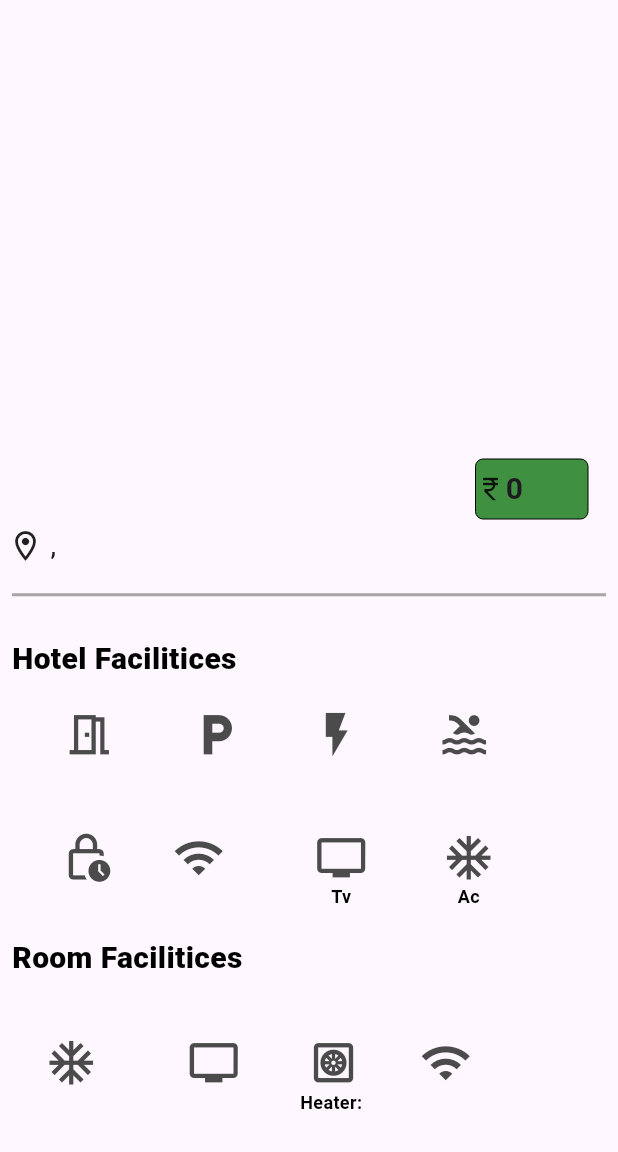
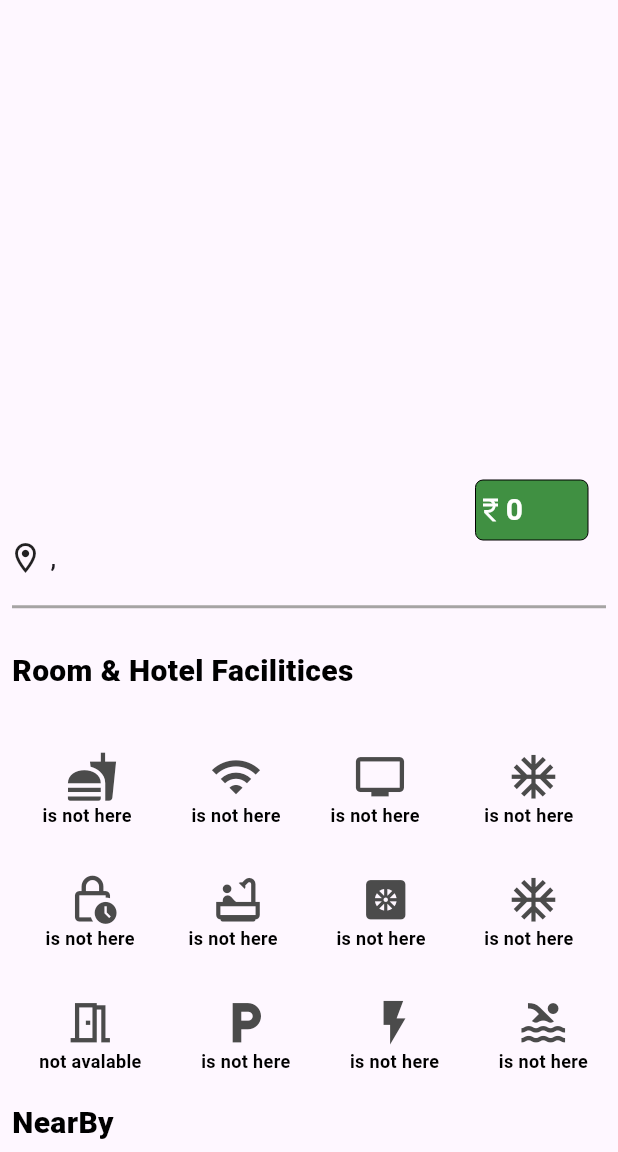
Before and after one commit to razakrazu/spent_Time_User, a Flutter app: the RoomDetailScreen screen opened directly with empty values, on a phone screen of 412 x 824 dp, the part 84-1236 px from its top. Run offline on Flutter 3.47's test engine with Material 3 defaults, Android fonts, the phone set to English and light mode, and no system bars; our stand-ins replace cached_network_image, cloud_firestore, firebase_auth, firebase_core, fluttertoast, get and 2 more; missing offline and left inert: material_icons_named, razorpay_flutter; accounts and stored records are empty.

Commit message:
change feture icons and names

```diff
--- a/lib/main.dart
+++ b/lib/main.dart
@@ -1,12 +1,9 @@
-import 'dart:math';
 
 import 'package:firebase_core/firebase_core.dart';
 import 'package:flutter/material.dart';
 import 'package:get/get.dart';
 import 'package:speat_time_user/controller/singup/authentication_repository.dart';
 import 'package:speat_time_user/view/bottom_navigation/bottom_navigation.dart';
-import 'package:speat_time_user/view/home_screen/home_screen.dart';
-import 'package:speat_time_user/view/splash.dart';
 import 'package:speat_time_user/view/welcome/welcome_screen.dart';
 
 Future<void> main() async {
@@ -23,7 +20,7 @@ class MyApp extends StatelessWidget {
    final  AuthenticationController  authController = AuthenticationController();
     return GetMaterialApp(
       debugShowCheckedModeBanner: false,
-      title: 'Flutter Demo',
+      title: 'Material Symbols Icons For Flutter',
       theme: ThemeData(
 
         colorScheme: ColorScheme.fromSeed(seedColor: Colors.deepPurple),
--- a/lib/view/booking_screen/room_details_screen.dart
+++ b/lib/view/booking_screen/room_details_screen.dart
@@ -1,9 +1,12 @@
 import 'package:cached_network_image/cached_network_image.dart';
 import 'package:flutter/material.dart';
 import 'package:get/get.dart';
+import 'package:icons_plus/icons_plus.dart';
+import 'package:material_icons_named/material_icons_named.dart';
 import 'package:speat_time_user/controller/user_datas.dart';
+import 'package:speat_time_user/core/color.dart';
 import 'package:speat_time_user/core/constants.dart';
-import 'package:speat_time_user/view/booking_screen/booking_popup.dart';
+import 'package:speat_time_user/view/booking_screen/booking_screen.dart';
 import 'package:speat_time_user/view/widgets/fasilitices_widgets.dart';
 import 'package:speat_time_user/view/widgets/my_text_widget.dart';
 
@@ -59,7 +62,7 @@ class RoomDetailScreen extends StatelessWidget {
                           placeholder: (context, url) =>
                               const CircularProgressIndicator(),
                           errorWidget: (context, url, error) =>
-                       const       Icon(Icons.error),
+                              const Icon(Icons.error),
                           fit: BoxFit.cover,
                         ),
                       );
@@ -80,7 +83,8 @@ class RoomDetailScreen extends StatelessWidget {
                         ),
                       ),
                       Padding(
-                        padding: const EdgeInsets.only(right: 20, left: 20),
+                        padding:
+                            const EdgeInsets.only(right: 20, left: 20, top: 20),
                         child: Container(
                           height: 40,
                           width: 75,
@@ -90,14 +94,17 @@ class RoomDetailScreen extends StatelessWidget {
                               border: Border.all(width: 0)),
                           child: Row(
                             children: [
-                    const          Icon(
+                              const Icon(
                                 Icons.currency_rupee,
                                 size: 20,
+                                color: whiteColor,
                               ),
                               Text(
                                 '${data['propertyPrice']}',
                                 style: const TextStyle(
-                                    fontSize: 20, fontWeight: FontWeight.w600),
+                                    fontSize: 20,
+                                    fontWeight: FontWeight.w600,
+                                    color: whiteColor),
                               ),
                             ],
                           ),
@@ -129,7 +136,7 @@ class RoomDetailScreen extends StatelessWidget {
             const Padding(
               padding: EdgeInsets.all(8.0),
               child: MyTextWidgets(
-                title: 'Hotel Facilitices',
+                title: 'Room & Hotel Facilitices',
                 fontwidget: FontWeight.w800,
                 fontsize: 20,
                 fontcolor: Colors.black,
@@ -140,77 +147,88 @@ class RoomDetailScreen extends StatelessWidget {
               child: Column(
                 crossAxisAlignment: CrossAxisAlignment.start,
                 children: [
-                  height10,
-                  Row(
-                    children: [
-                      Padding(
-                        padding: const EdgeInsets.only(left: 22),
-                        child: RoomFutureIconWidgets(
-                          futureicon: Icons.meeting_room_outlined,
-                          futuretext: '${data['meetinghall']}',
+                  Padding(
+                    padding: const EdgeInsets.only(top: 30, left: 5, right: 20),
+                    child: Row(
+                      mainAxisAlignment: MainAxisAlignment.spaceBetween,
+                      children: [
+                        RoomFutureIconWidgets(
+                          futureicon: Icons.fastfood,
+                          futuretext:
+                              ' ${data['goodsefty'] == true ? 'Good Safty' : 'is not here'}   ',
                         ),
-                      ),
-                      width30,
-                      Padding(
-                        padding: const EdgeInsets.only(left: 20),
-                        child: RoomFutureIconWidgets(
+                        RoomFutureIconWidgets(
+                          futureicon: Icons.wifi,
+                          futuretext:
+                              '${data['wifi'] == true ? 'Wifi' : 'is not here'}',
+                        ),
+                        RoomFutureIconWidgets(
+                          futureicon: Icons.tv_outlined,
+                          futuretext:
+                              ' ${data['goodsefty'] == true ? 'Good Safty' : 'is not here'}   ',
+                        ),
+                        RoomFutureIconWidgets(
+                          futureicon: Icons.ac_unit_outlined,
+                          futuretext:
+                              ' ${data['goodsefty'] == true ? 'Good Safty' : 'is not here'}   ',
+                        ),
+                      ],
+                    ),
+                  ),
+                  Padding(
+                    padding: EdgeInsets.only(top: 30, left: 7, right: 20),
+                    child: Row(
+                      mainAxisAlignment: MainAxisAlignment.spaceBetween,
+                      children: [
+                        RoomFutureIconWidgets(
+                          futureicon: Icons.lock_clock_outlined,
+                          futuretext:
+                              ' ${data['goodsefty'] == true ? 'Good Safty' : 'is not here'}  ',
+                        ),
+                        RoomFutureIconWidgets(
+                          futureicon: Icons.bathtub_outlined,
+                          futuretext:
+                              ' ${data['goodsefty'] == true ? 'Good Safty' : 'is not here'}   ',
+                        ),
+                        RoomFutureIconWidgets(
+                          futureicon: Icons.heat_pump,
+                          futuretext:
+                              ' ${data['heater'] == true ? 'Heater' : 'is not here'}   ',
+                        ),
+                        RoomFutureIconWidgets(
+                          futureicon: Icons.ac_unit_outlined,
+                          futuretext:
+                              ' ${data['goodsefty'] == true ? 'Good Safty' : 'is not here'}   ',
+                        ),
+                      ],
+                    ),
+                  ),
+                  Padding(
+                    padding: const EdgeInsets.only(top: 30, left: 6, right: 20),
+                    child: Row(
+                      mainAxisAlignment: MainAxisAlignment.spaceBetween,
+                      children: [
+                        RoomFutureIconWidgets(
+                            futureicon: Icons.meeting_room_outlined,
+                            futuretext:
+                                '${data['meetinghall'] == true ? 'Meeting Hall' : 'not avalable'}'),
+                        RoomFutureIconWidgets(
                           futureicon: Icons.local_parking,
-                          futuretext: '${data['parking']}',
+                          futuretext:
+                              '${data['parking'] == true ? 'Parking' : 'is not here'}',
                         ),
-                      ),
-                      width30,
-                      Padding(
-                        padding: const EdgeInsets.only(left: 15),
-                        child: RoomFutureIconWidgets(
+                        RoomFutureIconWidgets(
                           futureicon: Icons.flash_on_outlined,
-                          futuretext: '${data['powerBackup']}',
+                          futuretext:
+                              '${data['powerBackup'] == true ? 'power Backup' : 'is not here'}',
                         ),
-                      ),
-                      width30,
-                      Padding(
-                        padding: const EdgeInsets.only(left: 20),
-                        child: RoomFutureIconWidgets(
+                        RoomFutureIconWidgets(
                           futureicon: Icons.pool,
-                          futuretext: '${data['swimmingpool']}',
+                          futuretext:
+                              '${data['swimmingpool'] == true ? 'pool' : 'is not here'}',
                         ),
-                      ),
-                    ],
-                  ),
-                  height30,
-                  Row(
-                    children: [
-                      Padding(
-                        padding: const EdgeInsets.only(left: 20),
-                        child: RoomFutureIconWidgets(
-                          futureicon: Icons.lock_clock_outlined,
-                          futuretext: ' ${data['goodsefty']}   ',
-                        ),
-                      ),
-                      width30,
-                      Padding(
-                        padding: const EdgeInsets.only(left: 10),
-                        child: RoomFutureIconWidgets(
-                          futureicon: Icons.wifi,
-                          futuretext: '${data['wifi']}',
-                        ),
-                      ),
-                      width30,
-                      const Padding(
-                        padding: EdgeInsets.only(left: 30),
-                        child: RoomFutureIconWidgets(
-                          futureicon: Icons.tv_outlined,
-                          futuretext: 'Tv',
-                        ),
-                      ),
-                      width30,
-                      const Padding(
-                        padding: EdgeInsets.only(left: 20),
-                        child: RoomFutureIconWidgets(
-                          futureicon: Icons.ac_unit_outlined,
-                          futuretext: 'Ac',
-                        ),
-                      ),
-                    ],
+                      ],
+                    ),
                   ),
                 ],
               ),
@@ -219,7 +237,7 @@ class RoomDetailScreen extends StatelessWidget {
             const Padding(
               padding: EdgeInsets.all(8.0),
               child: MyTextWidgets(
-                title: 'Room Facilitices',
+                title: 'NearBy',
                 fontwidget: FontWeight.w800,
                 fontsize: 20,
                 fontcolor: Colors.black,
@@ -231,77 +249,57 @@ class RoomDetailScreen extends StatelessWidget {
               child: Column(
                 crossAxisAlignment: CrossAxisAlignment.start,
                 children: [
-                  height10,
-                  Row(
-                    children: [
-                      Padding(
-                        padding: const EdgeInsets.only(left: 20),
-                        child: RoomFutureIconWidgets(
+                  Padding(
+                    padding:
+                        const EdgeInsets.only(top: 10, left: 10, right: 20),
+                    child: Row(
+                      mainAxisAlignment: MainAxisAlignment.spaceBetween,
+                      children: [
+                        RoomFutureIconWidgets(
                           futureicon: Icons.ac_unit_outlined,
-                          futuretext: '${data['Ac']}',
+                          futuretext:
+                              '${data['Ac'] == true ? 'Ac' : 'is not here'}',
                         ),
-                      ),
-                      width30,
-                      Padding(
-                        padding: const EdgeInsets.only(left: 30),
-                        child: RoomFutureIconWidgets(
+                        RoomFutureIconWidgets(
                           futureicon: Icons.tv,
-                          futuretext: '${data['tv']}',
+                          futuretext:
+                              '${data['tv'] == true ? 'Tv' : 'is not here'}',
                         ),
-                      ),
-                      width30,
-                      Padding(
-                        padding: const EdgeInsets.only(left: 10),
-                        child: RoomFutureIconWidgets(
+                        RoomFutureIconWidgets(
                           futureicon: Icons.heat_pump_outlined,
-                          futuretext: 'Heater: ${data['heater']}',
+                          futuretext:
+                              'Heater: ${data['heater'] == true ? 'Heater' : 'is not here'}',
                         ),
-                      ),
-                      width30,
-                      Padding(
-                        padding: const EdgeInsets.only(left: 5),
-                        child: RoomFutureIconWidgets(
-                          futureicon: Icons.wifi,
+                        RoomFutureIconWidgets(
+                          futureicon: IonIcons.wifi,
                           futuretext: '${data['wifi']}',
                         ),
-                      ),
-                    ],
+                      ]
+                    ),
                   ),
-                  height30,
-                  const Row(
-                    children: [
-                      Padding(
-                        padding: EdgeInsets.only(left: 20),
-                        child: RoomFutureIconWidgets(
+                  const Padding(
+                    padding: EdgeInsets.only(top: 30, left: 10, right: 20),
+                    child: Row(
+                      mainAxisAlignment: MainAxisAlignment.spaceBetween,
+                      children: [
+                        RoomFutureIconWidgets(
                           futureicon: Icons.lock_clock_outlined,
                           futuretext: ' Sefety   ',
                         ),
-                      ),
-                      width30,
-                      Padding(
-                        padding: EdgeInsets.only(left: 10),
-                        child: RoomFutureIconWidgets(
+                        RoomFutureIconWidgets(
                           futureicon: Icons.bathtub_outlined,
                           futuretext: 'tailetpool',
                         ),
-                      ),
-                      width30,
-                      Padding(
-                        padding: EdgeInsets.only(left: 30),
-                        child: RoomFutureIconWidgets(
+                        RoomFutureIconWidgets(
                           futureicon: Icons.tv_outlined,
                           futuretext: 'Tv',
                         ),
-                      ),
-                      width30,
-                      Padding(
-                        padding: EdgeInsets.only(left: 20),
-                        child: RoomFutureIconWidgets(
+                        RoomFutureIconWidgets(
                           futureicon: Icons.ac_unit_outlined,
                           futuretext: 'Ac',
                         ),
-                      ),
-                    ],
+                      ],
+                    ),
                   ),
                 ],
               ),
--- a/pubspec.yaml
+++ b/pubspec.yaml
@@ -60,6 +60,7 @@ dependencies:
   get_storage: ^2.1.1
   icons_plus: ^5.0.0
   intl: ^0.18.1
+  material_icons_named: ^3.16.0
 
 
 
```
Also changed, not shown: lib/view/booking_screen/booking_screen.dart (renamed from lib/view/booking_screen/booking_popup.dart), pubspec.lock.
